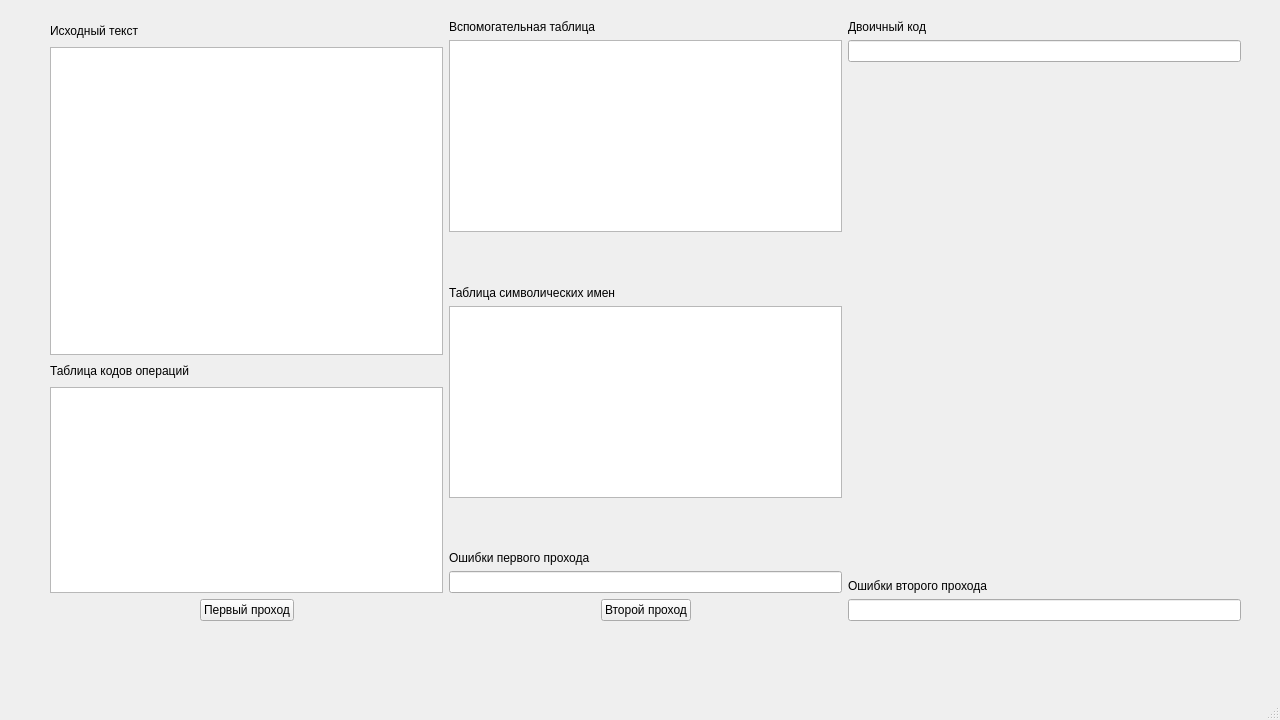
The window that 7th-semester/systems-programming/1st-lab/src/ApplicationUi.ui (theseChains/uni-assignments) describes before a commit, drawn with Qt 5.
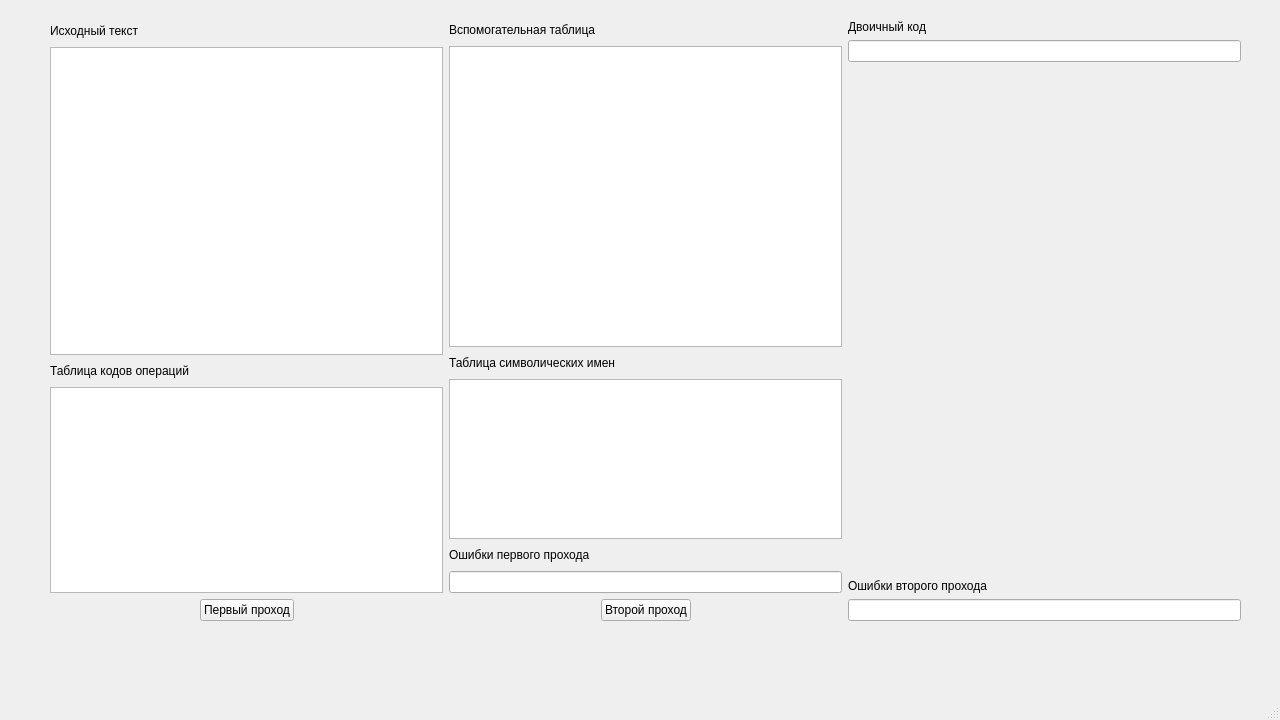
The same window after the commit.

Diff of the .ui file:
```diff
--- a/7th-semester/systems-programming/1st-lab/src/ApplicationUi.ui
+++ b/7th-semester/systems-programming/1st-lab/src/ApplicationUi.ui
@@ -155,7 +155,7 @@
       </layout>
      </item>
      <item>
-      <layout class="QVBoxLayout" name="verticalLayout_2">
+      <layout class="QVBoxLayout" name="verticalLayout_2" stretch="1,15,1,8,1,1,1">
        <item>
         <widget class="QLabel" name="label_3">
          <property name="text">
@@ -171,6 +171,9 @@
          <property name="horizontalScrollBarPolicy">
           <enum>Qt::ScrollBarAlwaysOff</enum>
          </property>
+         <property name="rowCount">
+          <number>0</number>
+         </property>
          <property name="columnCount">
           <number>4</number>
          </property>
@@ -180,25 +183,15 @@
          <attribute name="verticalHeaderVisible">
           <bool>false</bool>
          </attribute>
+         <attribute name="verticalHeaderDefaultSectionSize">
+          <number>20</number>
+         </attribute>
          <column/>
          <column/>
          <column/>
          <column/>
         </widget>
        </item>
-       <item>
-        <spacer name="verticalSpacer_2">
-         <property name="orientation">
-          <enum>Qt::Vertical</enum>
-         </property>
-         <property name="sizeHint" stdset="0">
-          <size>
-           <width>20</width>
-           <height>40</height>
-          </size>
-         </property>
-        </spacer>
-       </item>
        <item>
         <widget class="QLabel" name="label_4">
          <property name="text">
@@ -223,23 +216,13 @@
          <attribute name="verticalHeaderVisible">
           <bool>false</bool>
          </attribute>
+         <attribute name="verticalHeaderDefaultSectionSize">
+          <number>20</number>
+         </attribute>
          <column/>
          <column/>
         </widget>
        </item>
-       <item>
-        <spacer name="verticalSpacer_4">
-         <property name="orientation">
-          <enum>Qt::Vertical</enum>
-         </property>
-         <property name="sizeHint" stdset="0">
-          <size>
-           <width>20</width>
-           <height>40</height>
-          </size>
-         </property>
-        </spacer>
-       </item>
        <item>
         <widget class="QLabel" name="label_5">
          <property name="text">
```
